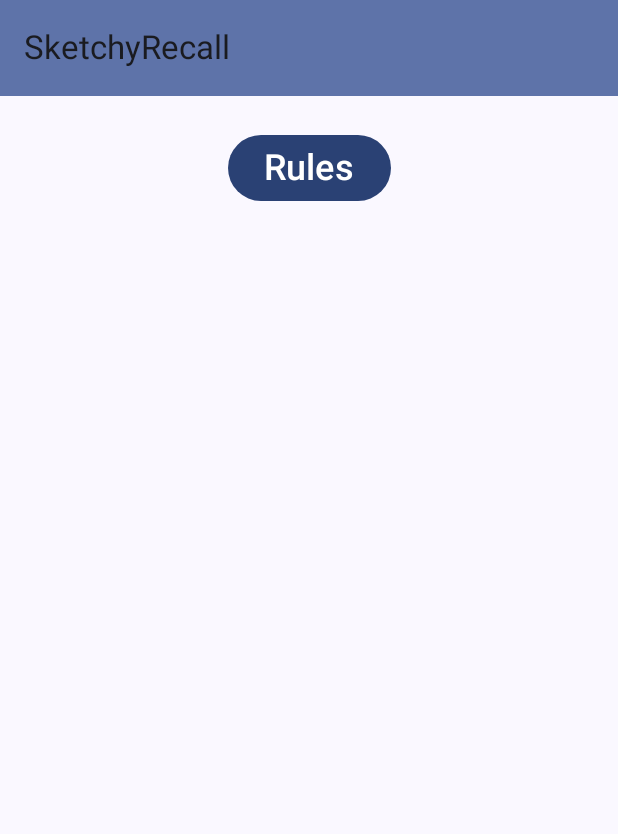
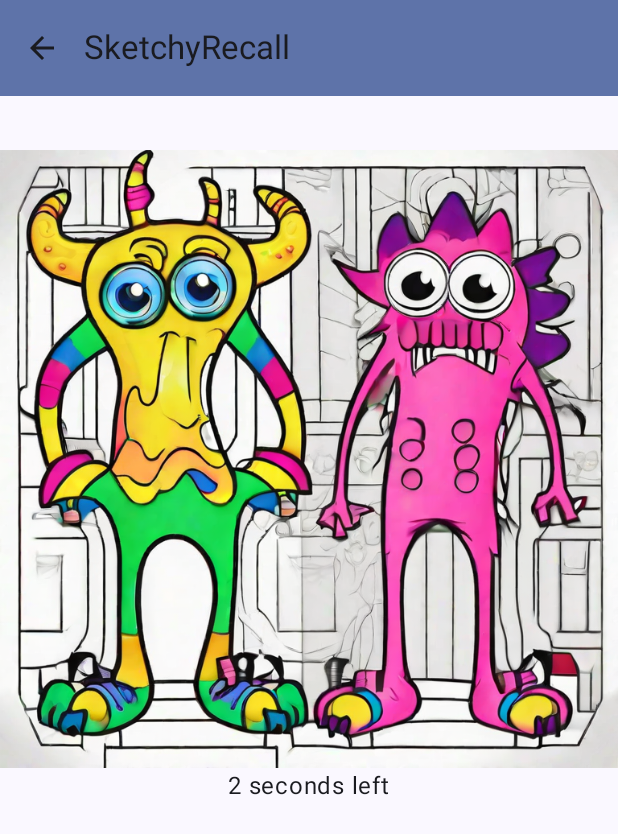
Before and after one commit to tkdgolden/AppDeploy2023, an Android app built with Jetpack Compose: the screen it shows after launch (MainActivity), after a tap on "Start", on a phone screen of 412 x 824 dp. Shown: the top 834 px of the screen. Run offline under Robolectric (Android 15) with nearby library versions, the phone set to English and light mode, and no system bars.

Commit message:
navigation fully complete

```diff
--- a/app/src/main/java/com/example/sketchyrecall/SketchyRecallScreen.kt
+++ b/app/src/main/java/com/example/sketchyrecall/SketchyRecallScreen.kt
@@ -15,6 +15,9 @@ import androidx.compose.material3.TopAppBar
 import androidx.compose.material3.TopAppBarDefaults
 import androidx.compose.runtime.Composable
 import androidx.compose.runtime.getValue
+import androidx.compose.runtime.mutableStateOf
+import androidx.compose.runtime.remember
+import androidx.compose.runtime.setValue
 import androidx.compose.ui.Modifier
 import androidx.compose.ui.res.stringResource
 import androidx.navigation.NavHostController
@@ -22,8 +25,11 @@ import androidx.navigation.compose.NavHost
 import androidx.navigation.compose.composable
 import androidx.navigation.compose.currentBackStackEntryAsState
 import androidx.navigation.compose.rememberNavController
+import com.example.sketchyrecall.ui.GameStart
 import com.example.sketchyrecall.ui.LandingScreen
+import com.example.sketchyrecall.ui.Reveal
 import com.example.sketchyrecall.ui.RulesScreen
+import com.example.sketchyrecall.ui.TimesUp
 
 enum class SketchyRecallScreen(@StringRes val title: Int) {
     Landing(title = R.string.app_name),
@@ -89,6 +95,9 @@ fun SketchyRecallApp(
                     onRulesButtonClicked = {
                         navController.navigate(SketchyRecallScreen.Rules.name)
                     },
+                    onStartButtonClicked = {
+                        navController.navigate(SketchyRecallScreen.Game.name)
+                    },
                     modifier = Modifier
                         .fillMaxSize()
                 )
@@ -99,6 +108,34 @@ fun SketchyRecallApp(
                         .fillMaxSize()
                 )
             }
+            composable(route = SketchyRecallScreen.Game.name) {
+                var callTimesUp by remember { mutableStateOf( false ) }
+                var callReveal by remember { mutableStateOf( false ) }
+                GameStart(
+                    onTimesUp = {
+                        callTimesUp = true
+                    },
+                    modifier = Modifier
+                        .fillMaxSize()
+
+                )
+
+                if (callTimesUp) {
+                    TimesUp(
+                        onRevealButtonClicked = {
+                            callReveal = true
+                        }
+                    )
+                }
+
+                if (callReveal) {
+                    Reveal(
+                        onPlayAgainButtonClicked = {
+                            navController.navigate(SketchyRecallScreen.Game.name)
+                        }
+                    )
+                }
+            }
         }
 
     }
--- a/app/src/main/java/com/example/sketchyrecall/ui/GameScreen.kt
+++ b/app/src/main/java/com/example/sketchyrecall/ui/GameScreen.kt
@@ -1,28 +1,171 @@
 package com.example.sketchyrecall.ui
 
+import android.os.CountDownTimer
+import android.util.Log
 import androidx.compose.foundation.Image
 import androidx.compose.foundation.layout.Column
+import androidx.compose.foundation.layout.Spacer
+import androidx.compose.foundation.layout.height
 import androidx.compose.material3.Button
 import androidx.compose.material3.Text
 import androidx.compose.runtime.Composable
+import androidx.compose.runtime.getValue
+import androidx.compose.runtime.mutableIntStateOf
+import androidx.compose.runtime.mutableStateOf
+import androidx.compose.runtime.remember
+import androidx.compose.runtime.setValue
 import androidx.compose.ui.Alignment
 import androidx.compose.ui.Modifier
 import androidx.compose.ui.res.painterResource
 import androidx.compose.ui.res.stringResource
 import androidx.compose.ui.tooling.preview.Preview
+import androidx.compose.ui.unit.dp
 import com.example.sketchyrecall.R
 import com.example.sketchyrecall.ui.theme.SketchyRecallTheme
 
+const val studyTime = 3
+const val drawTime = 5
+
 @Composable
-fun Study(modifier: Modifier = Modifier) {
+fun GameStart(
+    onTimesUp: () -> Unit,
+    modifier: Modifier = Modifier
+) {
+    var phase by remember { mutableIntStateOf(1) }
+    when (phase) {
+        1 -> phase = study()
+        2 -> phase = draw()
+        3 -> onTimesUp()
+    }
+}
+
+@Composable
+fun study() : Int {
+    var timerText by remember { mutableStateOf("$studyTime seconds left")}
+    var timeRemaining by remember { mutableIntStateOf( studyTime ) }
+    timeRemaining = customTimer(studyTime)
+    timerText = timerText(timeRemaining)
+
+    return if (timeRemaining == 0) {
+        2
+    } else {
+        StudyScreen(timerText)
+        1
+    }
+}
+
+@Composable
+fun draw() : Int {
+    var timerText by remember { mutableStateOf("$drawTime seconds left")}
+    var timeRemaining by remember { mutableIntStateOf( drawTime ) }
+    timeRemaining = customTimer(drawTime)
+    timerText = timerText(timeRemaining)
+
+    return if (timeRemaining == 0) {
+        3
+    } else {
+        DrawScreen(timerText)
+        2
+    }
+}
+
+@Composable
+fun customTimer(totalTime: Int) : Int {
+    Log.d("TAG", "in custom timer")
+    var timeRemaining by remember { mutableStateOf(totalTime) }
+    val timer = object : CountDownTimer(((totalTime * 1000).toLong()), 1000) {
+        override fun onTick(millisUntilFinished: Long) {
+            timeRemaining = millisUntilFinished.toInt() / 1000
+        }
+        override fun onFinish() {
+        }
+    }
+    if (timeRemaining == totalTime) {
+        timer.start()
+    }
+    return timeRemaining
+}
+
+@Composable
+fun timerText(timeRemaining: Int) : String {
+    return "$timeRemaining seconds left"
+}
+
+@Composable
+fun StudyScreen(timerText: String, modifier: Modifier = Modifier) {
     Column(modifier = modifier, horizontalAlignment = Alignment.CenterHorizontally) {
+        Spacer(modifier = Modifier.height(100.dp))
         Image(
             painter = painterResource(R.drawable.placeholder),
             contentDescription = stringResource(R.string.image)
         )
         Text(
-            text = stringResource(R.string.placeholder_timer)
+            text = timerText
         )
+    }
+}
+
+@Composable
+fun DrawScreen(timerText: String, modifier: Modifier = Modifier) {
+    Column(modifier = modifier, horizontalAlignment = Alignment.CenterHorizontally) {
+        Spacer(modifier = Modifier.height(100.dp))
+        Text(
+            text = timerText
+        )
+    }
+}
+
+@Composable
+fun TimesUp(
+    onRevealButtonClicked: () -> Unit,
+    modifier: Modifier = Modifier
+) {
+    var toReveal by remember { mutableStateOf( false ) }
+
+    Column(modifier = modifier, horizontalAlignment = Alignment.CenterHorizontally) {
+        Spacer(modifier = Modifier.height(100.dp))
+        Button(
+            onClick = {
+                toReveal = true
+            }
+        ) {
+            Text(
+                text = stringResource(R.string.reveal)
+            )
+        }
+    }
+
+    if (toReveal) {
+        onRevealButtonClicked()
+    }
+}
+
+@Composable
+fun Reveal(
+    onPlayAgainButtonClicked: () -> Unit,
+    modifier: Modifier = Modifier
+) {
+    var toGame by remember { mutableStateOf( false ) }
+
+    Column(modifier = modifier, horizontalAlignment = Alignment.CenterHorizontally) {
+        Spacer(modifier = Modifier.height(100.dp))
+        Image(
+            painter = painterResource(R.drawable.placeholder),
+            contentDescription = stringResource(R.string.image)
+        )
+        Button(
+            onClick = {
+                toGame = true
+            }
+        ) {
+            Text(
+                text = stringResource(R.string.again)
+            )
+        }
+    }
+
+    if (toGame) {
+        onPlayAgainButtonClicked()
     }
 }
 
@@ -30,16 +173,7 @@ fun Study(modifier: Modifier = Modifier) {
 @Composable
 fun StudyPreview() {
     SketchyRecallTheme {
-        Study()
-    }
-}
-
-@Composable
-fun Draw(modifier: Modifier = Modifier) {
-    Column(modifier = modifier, horizontalAlignment = Alignment.CenterHorizontally) {
-        Text(
-            text = stringResource(R.string.placeholder_timer)
-        )
+        study()
     }
 }
 
@@ -47,20 +181,7 @@ fun Draw(modifier: Modifier = Modifier) {
 @Composable
 fun DrawPreview() {
     SketchyRecallTheme {
-        Draw()
-    }
-}
-
-@Composable
-fun TimesUp(modifier: Modifier = Modifier) {
-    Column(modifier = modifier, horizontalAlignment = Alignment.CenterHorizontally) {
-        Button(
-            onClick = {}
-        ) {
-            Text(
-                text = stringResource(R.string.reveal)
-            )
-        }
+        draw()
     }
 }
 
@@ -68,24 +189,7 @@ fun TimesUp(modifier: Modifier = Modifier) {
 @Composable
 fun TimesUpPreview() {
     SketchyRecallTheme {
-        TimesUp()
-    }
-}
-
-@Composable
-fun Reveal(modifier: Modifier = Modifier) {
-    Column(modifier = modifier, horizontalAlignment = Alignment.CenterHorizontally) {
-        Image(
-            painter = painterResource(R.drawable.placeholder),
-            contentDescription = stringResource(R.string.image)
-        )
-        Button(
-            onClick = {}
-        ) {
-            Text(
-                text = stringResource(R.string.again)
-            )
-        }
+//        TimesUp()
     }
 }
 
@@ -93,6 +197,6 @@ fun Reveal(modifier: Modifier = Modifier) {
 @Composable
 fun RevealUpPreview() {
     SketchyRecallTheme {
-        Reveal()
+//        Reveal()
     }
 }
--- a/app/src/main/java/com/example/sketchyrecall/ui/LandingScreen.kt
+++ b/app/src/main/java/com/example/sketchyrecall/ui/LandingScreen.kt
@@ -18,11 +18,15 @@ import com.example.sketchyrecall.ui.theme.SketchyRecallTheme
 @Composable
 fun LandingScreen(
     onRulesButtonClicked: () -> Unit,
+    onStartButtonClicked: () -> Unit,
     modifier: Modifier = Modifier
 ) {
     Column(modifier = modifier, horizontalAlignment = Alignment.CenterHorizontally) {
+        Spacer(modifier = Modifier.height(100.dp))
         Button (
-            onClick = {}
+            onClick = {
+                onStartButtonClicked()
+            }
         ) {
             Text(
                 text = stringResource(R.string.start),
@@ -47,7 +51,8 @@ fun LandingScreen(
 fun LandingPreview() {
     SketchyRecallTheme {
         LandingScreen(
-            onRulesButtonClicked = {}
+            onRulesButtonClicked = {},
+            onStartButtonClicked = {}
         )
     }
 }
--- a/app/src/main/res/values/strings.xml
+++ b/app/src/main/res/values/strings.xml
@@ -1,7 +1,7 @@
 <resources>
-    <string name="app_name">SketchyRecall</string>
+    <string name="app_name">Welcome to SketchyRecall</string>
     <string name="start">Start</string>
-    <string name="rules">Rules</string>
+    <string name="rules">SketchyRecall Rules</string>
     <string name="rules_title">How to Play SketchyRecall:</string>
     <string name="rules_p">"Several Paragraphs Long of text explanation.  Several Paragraphs Long of text explanation.  Several Paragraphs Long of text explanation.  Several Paragraphs Long of text explanation.  Several Paragraphs Long of text explanation.  Several Paragraphs Long of text explanation.  Several Paragraphs Long of text explanation.  Several Paragraphs Long of text explanation.  Several Paragraphs Long of text explanation.  Several Paragraphs Long of text explanation.  Several Paragraphs Long of text explanation.  Several Paragraphs Long of text explanation.  Several Paragraphs Long of text explanation.  Several Paragraphs Long of text explanation.  Several Paragraphs Long of text explanation.  Several Paragraphs Long of text explanation.  Several Paragraphs Long of text explanation.  "</string>
     <string name="back">Back</string>
@@ -14,5 +14,5 @@
     <string name="draw">Draw</string>
     <string name="times_up">Time\'s Up!</string>
     <string name="back_button">return to homepage</string>
-    <string name="game">game</string>
+    <string name="game">SketchyRecall</string>
 </resources>
```
Also changed, not shown: app/src/main/java/com/example/sketchyrecall/ui/RulesScreen.kt (+6 -1 lines).
